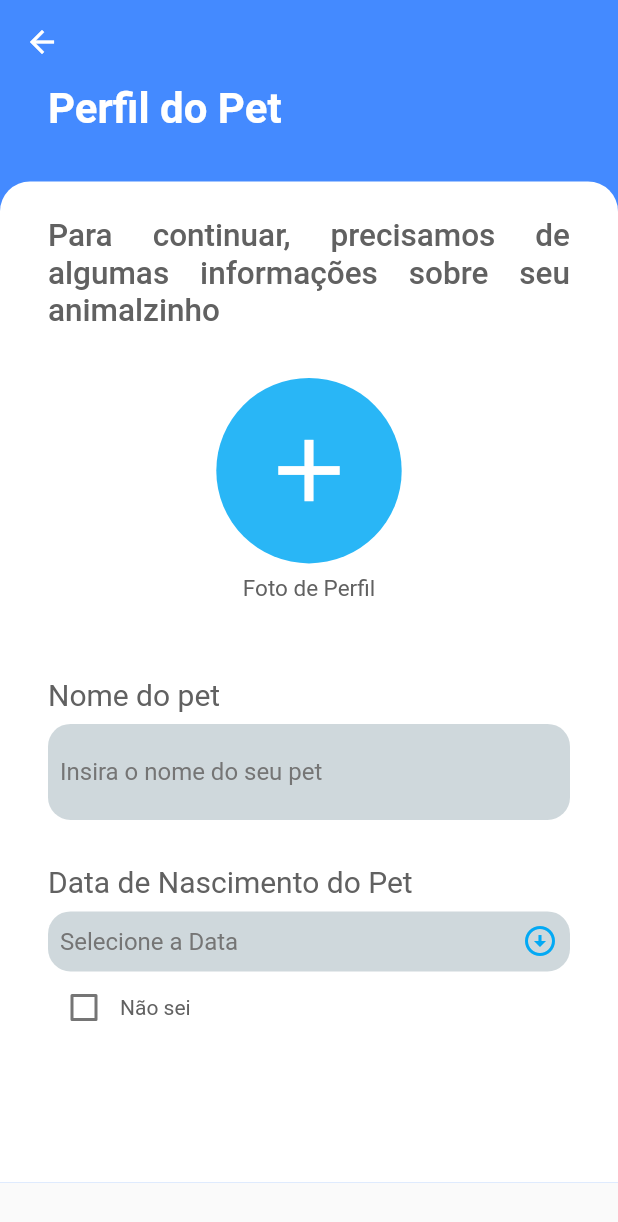
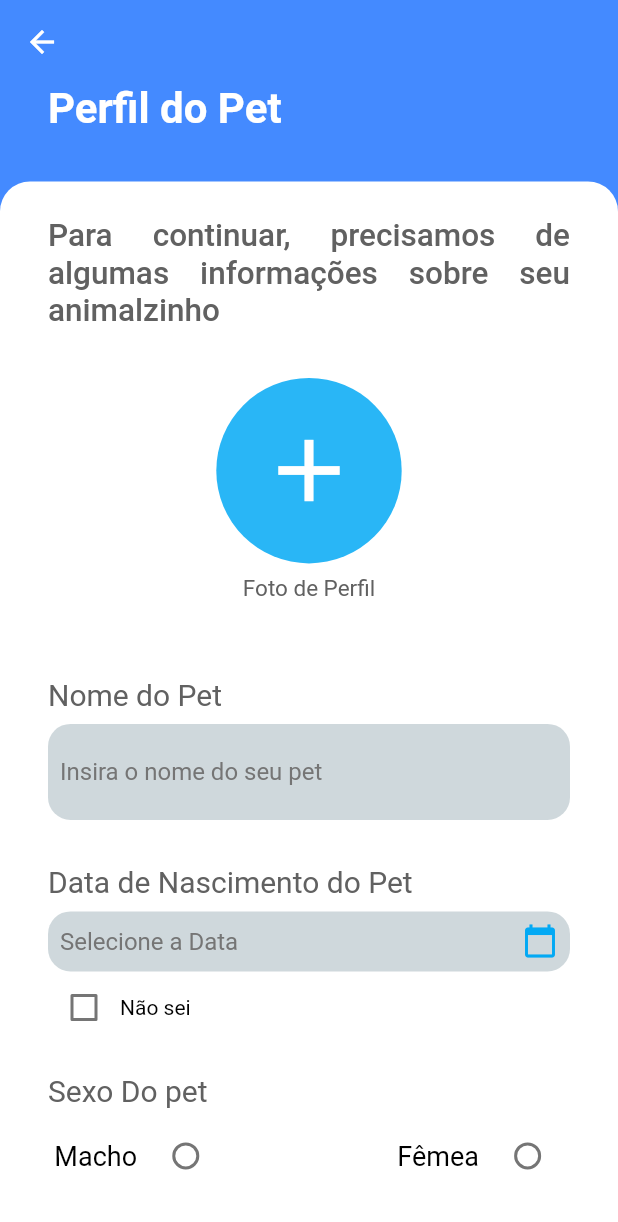
Before and after one commit to gabsviana/app_petControl, a Flutter app: the FormAddPet screen opened directly, on a phone screen of 412 x 824 dp. Shown: the top 1222 px of the screen. Run offline on Flutter 3.47's test engine with Material 2 defaults, Android fonts, the phone set to English and light mode, and no system bars; our stand-ins replace flutter_svg, google_fonts, splashscreen.

Commit message:
Criação do componente RadioButton.dart

```diff
--- a/lib/Screens/addPetScreen.dart
+++ b/lib/Screens/addPetScreen.dart
@@ -1,6 +1,7 @@
 import 'package:flutter/material.dart';
 import 'package:google_fonts/google_fonts.dart';
 import 'package:app_pet_control/components/TextFormField.dart' as textFormField;
+import 'package:app_pet_control/components/RadioButton.dart' as radioButton;
 
 class FormAddPet extends StatefulWidget {
   FormAddPet({Key key}) : super(key: key);
@@ -55,7 +56,7 @@ class _FormAddPetState extends State<FormAddPet> {
                   ),
                   Container(
                       padding: EdgeInsets.only(top: 24, right: 32, left: 32),
-                      height: MediaQuery.of(context).size.height * 0.81,
+                      height: MediaQuery.of(context).size.height,
                       width: MediaQuery.of(context).size.width,
                       decoration: BoxDecoration(
                           color: Colors.white,
@@ -111,7 +112,7 @@ class _FormAddPetState extends State<FormAddPet> {
                               hintStyle: TextStyle(
                                   fontSize: 16, color: Colors.grey.shade600),
                               keyboard: TextInputType.name,
-                              titulo: Text("Nome do pet",
+                              titulo: Text("Nome do Pet",
                                   style: GoogleFonts.balsamiqSans(
                                       color: Colors.grey.shade700,
                                       fontSize: 20)),
@@ -154,7 +155,7 @@ class _FormAddPetState extends State<FormAddPet> {
                                                 color: Colors.grey.shade600),
                                           ),
                                           Icon(
-                                            Icons.arrow_circle_down,
+                                            Icons.calendar_today,
                                             color: Colors.lightBlue,
                                           )
                                         ],
@@ -162,18 +163,34 @@ class _FormAddPetState extends State<FormAddPet> {
                                 ),
                                 Row(
                                   children: [
-                                    Checkbox(value: _checkBox,
-                                        onChanged: (value) {
-                                          setState(() {
-                                            _checkBox =! _checkBox;
-                                          });
-                                        },),
-                                    Text("Não sei",style: GoogleFonts.balsamiqSans(color: Colors.grey.shade700),)
+                                    Checkbox(
+                                      value: _checkBox,
+                                      onChanged: (value) {
+                                        setState(() {
+                                          _checkBox = !_checkBox;
+                                        });
+                                      },
+                                    ),
+                                    Text(
+                                      "Não sei",
+                                      style: GoogleFonts.balsamiqSans(
+                                          color: Colors.black),
+                                    )
                                   ],
-                                )
+                                ),
                               ],
-                            )
-                          ]))
+                            ),
+                            SizedBox(height: 20),
+                            Padding(
+                              padding: const EdgeInsets.only(bottom: 8),
+                              child: Text(
+                                "Sexo Do pet",
+                                style: GoogleFonts.balsamiqSans(
+                                    color: Colors.grey.shade700, fontSize: 20),
+                              ),
+                            ),
+                            radioButton.RadioButton()
+                          ])),
                 ]))));
   }
 }
--- /dev/null
+++ b/lib/components/RadioButton.dart
@@ -0,0 +1,42 @@
+import 'package:flutter/material.dart';
+import 'package:google_fonts/google_fonts.dart';
+
+class RadioButton extends StatefulWidget {
+  const RadioButton({Key key}) : super(key: key);
+
+  @override
+  _RadioButtonState createState() => _RadioButtonState();
+}
+
+class _RadioButtonState extends State<RadioButton> {
+  String userChoice;
+
+  @override
+  Widget build(BuildContext context) {
+    return Row(mainAxisAlignment: MainAxisAlignment.spaceAround,
+      children: [
+        Text("Macho",style: GoogleFonts.balsamiqSans(
+        color: Colors.black, fontSize: 18)),
+        Radio(
+            value: "m",
+            groupValue: userChoice,
+            onChanged: (String choice) {
+              setState(() {
+                userChoice = choice;
+              });
+            }),
+        SizedBox(width: 100),
+        Text("Fêmea",style: GoogleFonts.balsamiqSans(
+            color: Colors.black, fontSize: 18)),
+        Radio(
+            value: "f",
+            groupValue: userChoice,
+            onChanged: (String choice) {
+              setState(() {
+                userChoice = choice;
+              });
+            })
+      ],
+    );
+  }
+}
```
